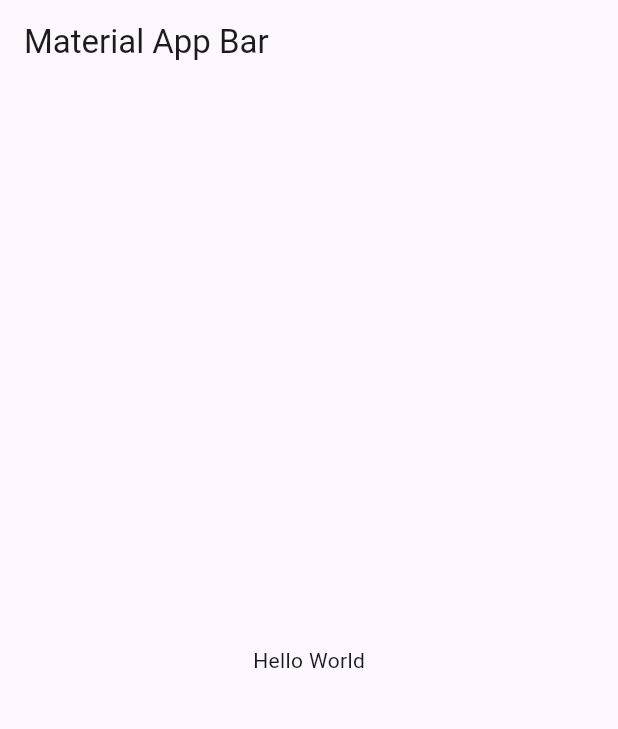
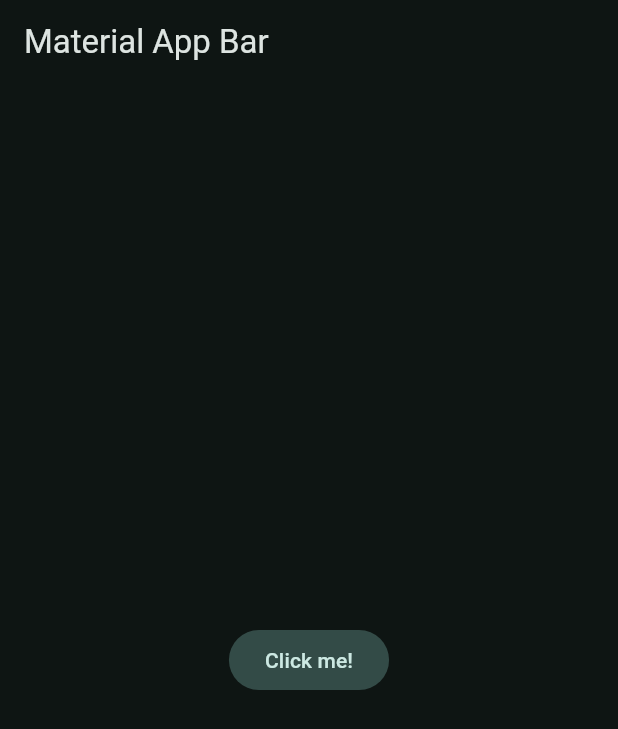
Before and after one commit to FernandoNeirot/Flutter_Yes-No-App, a Flutter app: the screen it shows after launch, on a phone screen of 412 x 824 dp. Shown: the top 729 px of the screen. Run offline on Flutter 3.47's test engine with Material 3 defaults, Android fonts, the phone set to English and light mode, and no system bars.

Commit message:
ajustes de color global

```diff
--- /dev/null
+++ b/lib/config/theme/app_theme.dart
@@ -0,0 +1,30 @@
+import 'package:flutter/material.dart';
+
+const Color _customColor = Color.fromRGBO(170, 14, 157, 1);
+
+const List<Color> _colorThemes = [
+  _customColor,
+  Colors.blue,
+  Colors.teal,
+  Colors.green,
+  Colors.yellow,
+  Colors.orange,
+  Colors.pink
+];
+
+class AppTheme {
+    final int selectColor;
+
+    AppTheme({
+      this.selectColor = 0
+    })
+      : assert(selectColor >= 0 && (selectColor <= _colorThemes.length - 1),"Colors must be between 0 and ${_colorThemes.length}");
+
+    ThemeData theme(){
+      return ThemeData(
+        useMaterial3: true,
+        colorSchemeSeed: _colorThemes[selectColor],
+        brightness: Brightness.dark
+      );
+    }
+}
--- a/lib/main.dart
+++ b/lib/main.dart
@@ -1,5 +1,6 @@
 // usar snippet mateapp para crear un nuevo proyecto de flutter
 import 'package:flutter/material.dart';
+import 'package:yes_no_app/config/theme/app_theme.dart';
 
 void main() => runApp(const MyApp());
 
@@ -9,15 +10,19 @@ class MyApp extends StatelessWidget {
   @override
   Widget build(BuildContext context) {
     return MaterialApp(
+      debugShowCheckedModeBanner:false,
+      theme: AppTheme(selectColor: 2).theme(),
       title: 'Yes-No App',
       home: Scaffold(
         appBar: AppBar(
           title: const Text('Material App Bar'),
         ),
-        body: const Center(
-          child: Text('Hello World'),
+        body: Center(
+          child: FilledButton.tonal(
+            onPressed: () { },
+           child: const Text('Click me!'),
         ),
       ),
-    );
+    ));
   }
 }
```
